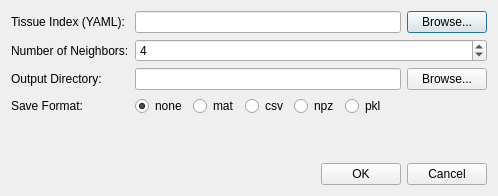
First picture: the form in src/bemfmm/gui/tms.ui, repository BEM-FMM-Team/bem-fmm-python, before the edit.
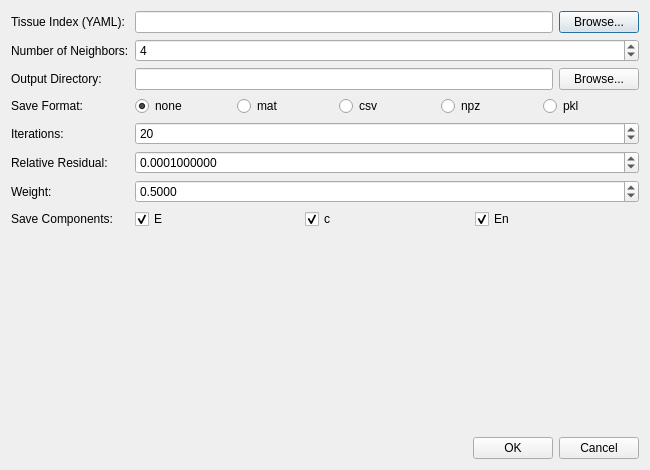
Second picture: the form after the edit.

Diff of the .ui file:
```diff
--- a/src/bemfmm/gui/tms.ui
+++ b/src/bemfmm/gui/tms.ui
@@ -6,10 +6,11 @@
    <rect>
     <x>0</x>
     <y>0</y>
-    <width>498</width>
-    <height>196</height>
+    <width>650</width>
+    <height>470</height>
    </rect>
   </property>
+
   <property name="windowTitle">
    <string>TMS Options</string>
   </property>
@@ -125,21 +126,132 @@
          </property>
         </widget>
        </item>
+      </layout>
+     </item>
+
+     <item row="4" column="0">
+      <widget class="QLabel" name="labelIterations">
+       <property name="text">
+        <string>Iterations:</string>
+       </property>
+      </widget>
+     </item>
+
+     <item row="4" column="1">
+      <widget class="QSpinBox" name="iterations">
+       <property name="minimum">
+        <number>1</number>
+       </property>
+       <property name="maximum">
+        <number>10000</number>
+       </property>
+       <property name="value">
+        <number>20</number>
+       </property>
+      </widget>
+     </item>
+
+     <item row="5" column="0">
+      <widget class="QLabel" name="labelRelres">
+       <property name="text">
+        <string>Relative Residual:</string>
+       </property>
+      </widget>
+     </item>
+
+     <item row="5" column="1">
+      <widget class="QDoubleSpinBox" name="relres">
+       <property name="decimals">
+        <number>10</number>
+       </property>
+       <property name="minimum">
+        <double>0.000000000001000</double>
+       </property>
+       <property name="maximum">
+        <double>1.000000000000000</double>
+       </property>
+       <property name="singleStep">
+        <double>0.000010000000000</double>
+       </property>
+       <property name="value">
+        <double>0.000100000000000</double>
+       </property>
+      </widget>
+     </item>
+
+     <item row="6" column="0">
+      <widget class="QLabel" name="labelWeight">
+       <property name="text">
+        <string>Weight:</string>
+       </property>
+      </widget>
+     </item>
+
+     <item row="6" column="1">
+      <widget class="QDoubleSpinBox" name="weight">
+       <property name="decimals">
+        <number>4</number>
+       </property>
+       <property name="minimum">
+        <double>0.000000000000000</double>
+       </property>
+       <property name="maximum">
+        <double>1.000000000000000</double>
+       </property>
+       <property name="singleStep">
+        <double>0.050000000000000</double>
+       </property>
+       <property name="value">
+        <double>0.500000000000000</double>
+       </property>
+      </widget>
+     </item>
+
+     <item row="7" column="0">
+      <widget class="QLabel" name="labelSave">
+       <property name="text">
+        <string>Save Components:</string>
+       </property>
+      </widget>
+     </item>
+
+     <item row="7" column="1">
+      <layout class="QHBoxLayout" name="saveLayout">
        <item>
-        <spacer name="horizontalSpacer">
-         <property name="orientation">
-          <enum>Qt::Orientation::Horizontal</enum>
+        <widget class="QCheckBox" name="saveE">
+         <property name="text">
+          <string>E</string>
          </property>
-         <property name="sizeHint" stdset="0">
-          <size>
-           <width>40</width>
-           <height>20</height>
-          </size>
+         <property name="checked">
+          <bool>true</bool>
          </property>
-        </spacer>
+        </widget>
        </item>
+
+       <item>
+        <widget class="QCheckBox" name="saveC">
+         <property name="text">
+          <string>c</string>
+         </property>
+         <property name="checked">
+          <bool>true</bool>
+         </property>
+        </widget>
+       </item>
+
+       <item>
+        <widget class="QCheckBox" name="saveEn">
+         <property name="text">
+          <string>En</string>
+         </property>
+         <property name="checked">
+          <bool>true</bool>
+         </property>
+        </widget>
+       </item>
       </layout>
      </item>
+
     </layout>
    </item>
    <item>
@@ -158,7 +270,7 @@
    <item>
     <layout class="QHBoxLayout" name="horizontalLayout_4">
      <item>
-      <spacer name="horizontalSpacer_2">
+      <spacer name="horizontalSpacer">
        <property name="orientation">
         <enum>Qt::Orientation::Horizontal</enum>
        </property>
@@ -170,6 +282,7 @@
        </property>
       </spacer>
      </item>
+
      <item>
       <widget class="QPushButton" name="okButton">
        <property name="text">
```
Left out of the diff: 42 changed lines with no effect on the pictures.
